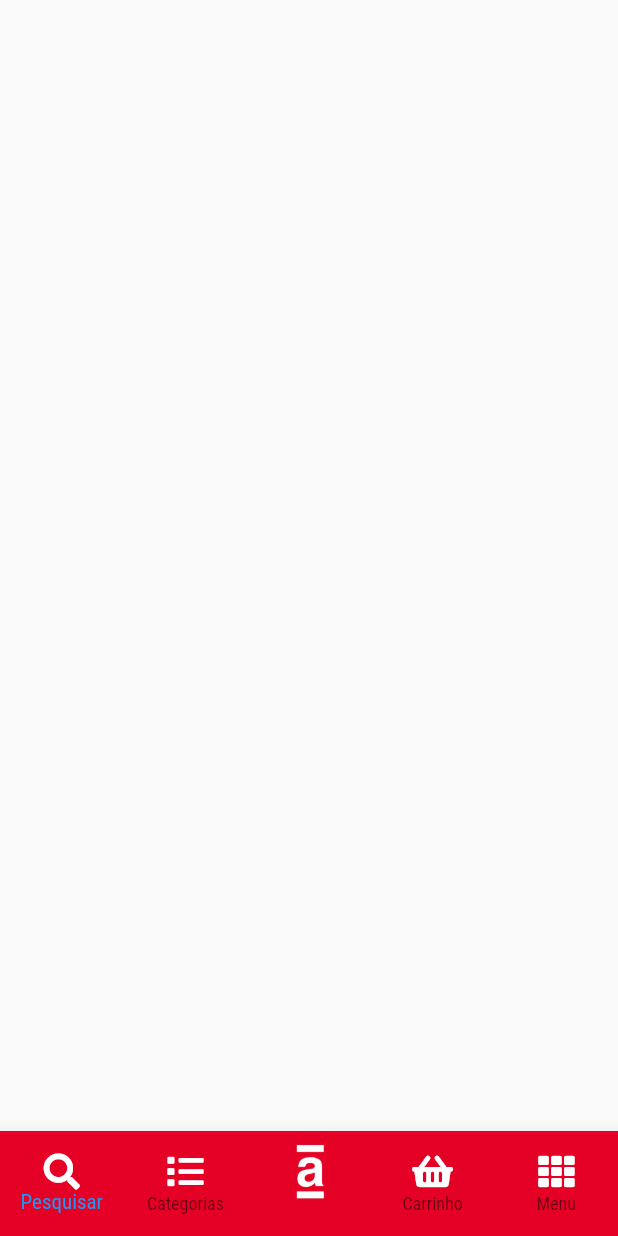
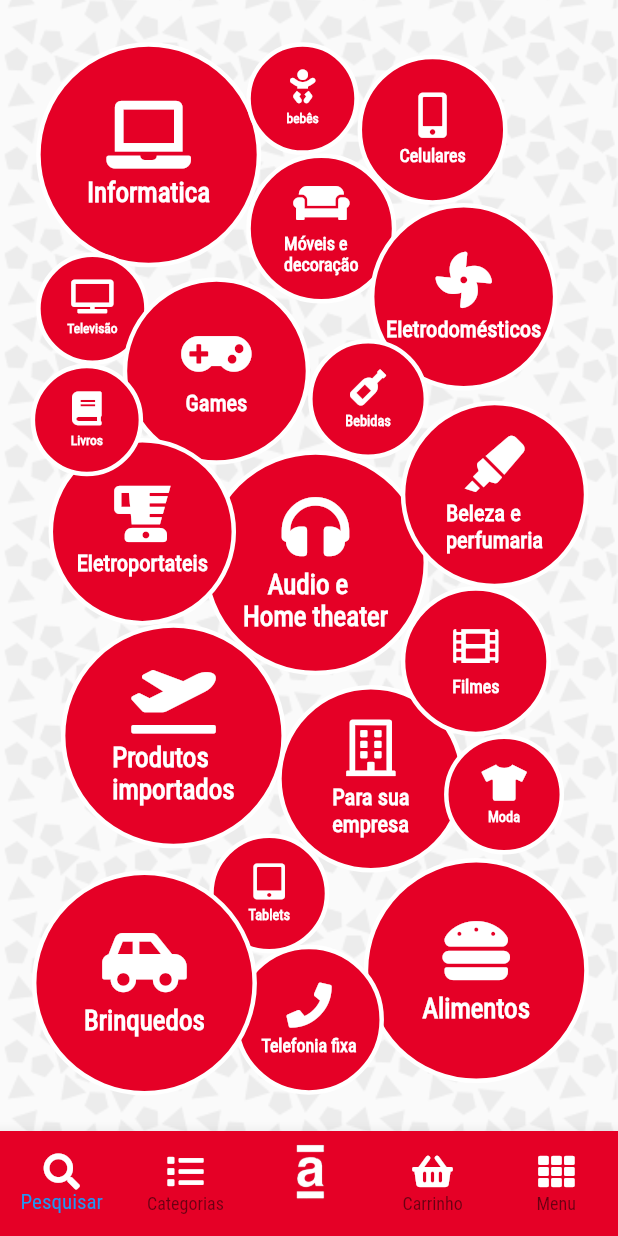
Before and after one commit to pydoni/Megahack_Americanas_Challenge_HACKATHON, a Flutter app: the Categories screen opened directly, on a phone screen of 412 x 824 dp. Run offline on Flutter 3.47's test engine with Material 2 defaults, Android fonts, the phone set to English and light mode, and no system bars; our stand-ins replace font_awesome_flutter.

Commit message:
Implemented full categories page

```diff
--- a/lib/RouteManager/routemanager.dart
+++ b/lib/RouteManager/routemanager.dart
@@ -1,6 +1,7 @@
 import 'package:flutter/material.dart';
 import '../Screens/landingpage.dart';
 import '../Screens/menu.dart';
+import '../Screens/categories.dart';
 
 class RouteManager {
   static Route<dynamic> generateRoute(RouteSettings settings) {
@@ -10,6 +11,8 @@ class RouteManager {
         return MaterialPageRoute(builder: (_) => LandingPage());
       case '/menu':
         return MaterialPageRoute(builder: (_) => Menu());
+      case '/categories':
+        return MaterialPageRoute(builder: (_) => Categories());
 
       default:
         return _errorRoute();
--- a/lib/Screens/categories.dart
+++ b/lib/Screens/categories.dart
@@ -1,4 +1,5 @@
 import 'package:flutter/material.dart';
+import 'package:font_awesome_flutter/font_awesome_flutter.dart';
 import '../Widgets/clippedcategories.dart';
 import '../Widgets/navBar.dart';
 
@@ -7,8 +8,125 @@ class Categories extends StatelessWidget {
   Widget build(BuildContext context) {
     return Scaffold(
       bottomNavigationBar: navBarCustom(),
-      body: Stack(
+      body: Container(
+        height: MediaQuery.of(context).size.height,
+        decoration: BoxDecoration(
+          image: DecorationImage(
+            image: AssetImage('assets/images/background.png'),
+            fit: BoxFit.cover,
+          ),
+        ),
+        child: Stack(
+          children: <Widget>[
 
+            Positioned(
+              top: MediaQuery.of(context).size.height * 0.01,
+              left: MediaQuery.of(context).size.width * 0.01,
+              child: ClippedCategories("Informatica", FontAwesomeIcons.laptop, 1.5),
+            ),
+            Positioned(
+              top: MediaQuery.of(context).size.height * 0.01,
+              left: MediaQuery.of(context).size.width * 0.35,
+              child: ClippedCategories("bebês", FontAwesomeIcons.baby, 0.75),
+            ),
+            Positioned(
+              top: MediaQuery.of(context).size.height * 0.1,
+              left: MediaQuery.of(context).size.width * 0.35,
+              child: ClippedCategories("Móveis e\ndecoração", FontAwesomeIcons.couch, 1.0),
+            ),
+            Positioned(
+              top: MediaQuery.of(context).size.height * 0.02,
+              left: MediaQuery.of(context).size.width * 0.53,
+              child: ClippedCategories("Celulares", FontAwesomeIcons.mobileAlt, 1.0),
+            ),
+            Positioned(
+              top: MediaQuery.of(context).size.height * 0.18,
+              left: MediaQuery.of(context).size.width * 0.01,
+              child: ClippedCategories("Televisão", FontAwesomeIcons.tv, 0.75),
+            ),
+            Positioned(
+              top: MediaQuery.of(context).size.height * 0.2,
+              left: MediaQuery.of(context).size.width * 0.15,
+              child: ClippedCategories("Games", FontAwesomeIcons.gamepad, 1.25),
+            ),
+            Positioned(
+              top: MediaQuery.of(context).size.height * 0.14,
+              left: MediaQuery.of(context).size.width * 0.55,
+              child: ClippedCategories("Eletrodomésticos", FontAwesomeIcons.fan, 1.25),
+            ),
+            Positioned(
+              top: MediaQuery.of(context).size.height * 0.25,
+              left: MediaQuery.of(context).size.width * 0.45,
+              child: ClippedCategories("Bebidas", FontAwesomeIcons.wineBottle, 0.80),
+            ),
+            Positioned(
+              top: MediaQuery.of(context).size.height * 0.34,
+              left: MediaQuery.of(context).size.width * 0.28,
+              child: ClippedCategories("    Audio e\nHome theater", FontAwesomeIcons.headphones, 1.5),
+            ),
+            Positioned(
+              top: MediaQuery.of(context).size.height * 0.30,
+              left: MediaQuery.of(context).size.width * 0.60,
+              child: ClippedCategories("Beleza e\nperfumaria", FontAwesomeIcons.highlighter, 1.25),
+            ),
+            Positioned(
+              top: MediaQuery.of(context).size.height * 0.33,
+              left: MediaQuery.of(context).size.width * 0.03,
+              child: ClippedCategories("Eletroportateis", FontAwesomeIcons.blender, 1.25),
+            ),
+            Positioned(
+              top: MediaQuery.of(context).size.height * 0.27,
+              left: MediaQuery.of(context).size.width * 0.001,
+              child: ClippedCategories("Livros", FontAwesomeIcons.book, 0.75),
+            ),
+            Positioned(
+              top: MediaQuery.of(context).size.height * 0.48,
+              left: MediaQuery.of(context).size.width * 0.05,
+              child: ClippedCategories("Produtos\nimportados", FontAwesomeIcons.planeDeparture, 1.5),
+            ),
+            Positioned(
+              top: MediaQuery.of(context).size.height * 0.53,
+              left: MediaQuery.of(context).size.width * 0.4,
+              child: ClippedCategories("Para sua\nempresa", FontAwesomeIcons.building, 1.25),
+            ),
+            Positioned(
+              top: MediaQuery.of(context).size.height * 0.45,
+              left: MediaQuery.of(context).size.width * 0.6,
+              child: ClippedCategories("Filmes", FontAwesomeIcons.film, 1.0),
+            ),
+            Positioned(
+              top: MediaQuery.of(context).size.height * 0.57,
+              left: MediaQuery.of(context).size.width * 0.67,
+              child: ClippedCategories("Moda", FontAwesomeIcons.tshirt, 0.8),
+            ),
+            Positioned(
+              top: MediaQuery.of(context).size.height * 0.67,
+              left: MediaQuery.of(context).size.width * 0.54,
+              child: ClippedCategories("Alimentos", FontAwesomeIcons.hamburger, 1.5),
+            ),
+            Positioned(
+              top: MediaQuery.of(context).size.height * 0.65,
+              left: MediaQuery.of(context).size.width * 0.29,
+              child: ClippedCategories("Tablets", FontAwesomeIcons.tabletAlt, 0.8),
+            ),
+            Positioned(
+              top: MediaQuery.of(context).size.height * 0.74,
+              left: MediaQuery.of(context).size.width * 0.33,
+              child: ClippedCategories("Telefonia fixa", FontAwesomeIcons.phone,1.0),
+            ),
+            Positioned(
+              top: MediaQuery.of(context).size.height * 0.68,
+              right: MediaQuery.of(context).size.width * 0.56,
+              child: ClippedCategories("Brinquedos", FontAwesomeIcons.carSide,1.5),
+            ),
+
+
+
+
+
+          ],
+
+        ),
       ),
     );
   }
--- a/lib/Widgets/clippedcategories.dart
+++ b/lib/Widgets/clippedcategories.dart
@@ -21,6 +21,7 @@ class _ClippedCategoriesState extends State<ClippedCategories> {
   Color innercircle = Color(0xffE50026);
   Color externcircle = Color(0xffE50026);
   Color iconfont = Colors.white;
+  Color bcolor = Colors.white;
   double stopA = 0.0;
   double stopB = 1.0;
   String straps = "assets/images/bubble straps invisible.png";
@@ -31,6 +32,7 @@ class _ClippedCategoriesState extends State<ClippedCategories> {
       onTap: (){
         setState(() {
           if(!bubblestate){
+            bcolor = Color(0x00000000);
             iconfont = Color(0x00000000);
             innercircle = Color(0x00000000);
             stopA = 0.999999;
@@ -63,8 +65,10 @@ class _ClippedCategoriesState extends State<ClippedCategories> {
       child: AnimatedContainer(
         duration: Duration(milliseconds: 300),
         decoration: BoxDecoration(
+          border: Border.all(color: bcolor,width: 3),
           image: DecorationImage(
-            image: AssetImage(straps)
+            image: AssetImage(straps),
+            fit: BoxFit.cover,
           ),
           gradient: RadialGradient(
             colors: [
@@ -74,7 +78,7 @@ class _ClippedCategoriesState extends State<ClippedCategories> {
             stops: [stopA,stopB],
 
           ),
-          borderRadius: BorderRadius.circular(50),
+          borderRadius: BorderRadius.circular(50*widget.size),
         ),
         margin: EdgeInsets.fromLTRB(20, 20, 10, 10),
         height: 100 * widget.size,
@@ -88,6 +92,7 @@ class _ClippedCategoriesState extends State<ClippedCategories> {
                 child: FaIcon(
                   widget.iconfa,
                   color: iconfont,
+                  size: 30*widget.size,
                 ),
               ),
               Text(
@@ -95,7 +100,10 @@ class _ClippedCategoriesState extends State<ClippedCategories> {
                 style: TextStyle(
                     fontFamily: 'Roboto',
                     color: iconfont,
-                    fontWeight: FontWeight.bold),
+                    fontWeight: FontWeight.bold,
+                    fontSize: 12*widget.size,
+                ),
+
               ),
             ],
           ),
--- a/lib/Widgets/navBar.dart
+++ b/lib/Widgets/navBar.dart
@@ -61,6 +61,11 @@ class navBarCustom extends StatelessWidget {
       ],
       onTap: (index) {
         switch (index){
+          case 1:
+            return Navigator.of(context).pushNamed(
+              '/categories',
+              arguments: 1000,
+            );
           case 4:
             return Navigator.of(context).pushNamed(
               '/menu',
```
